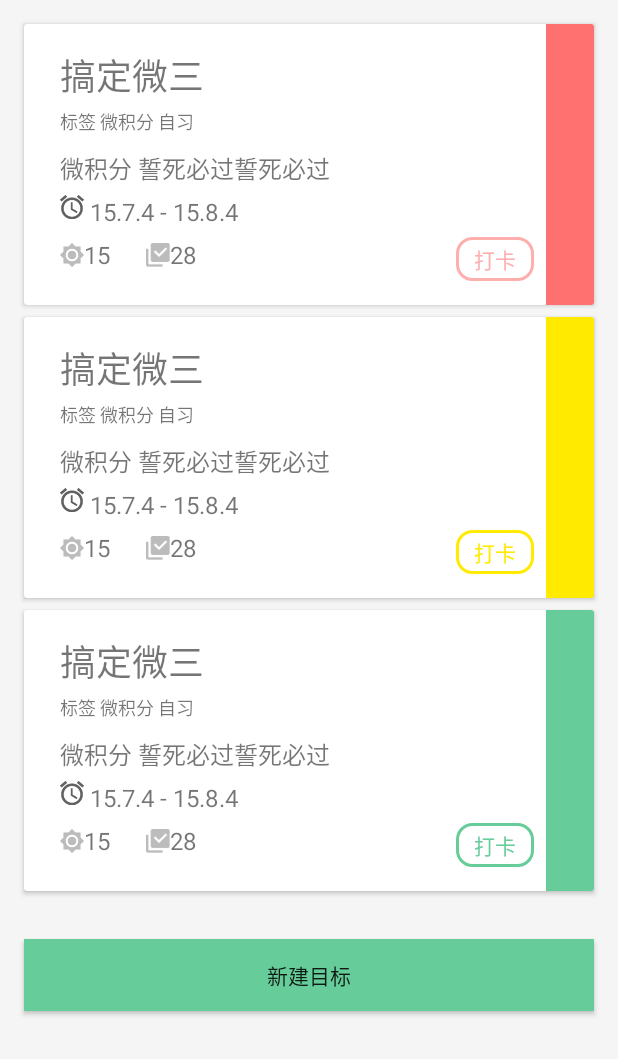
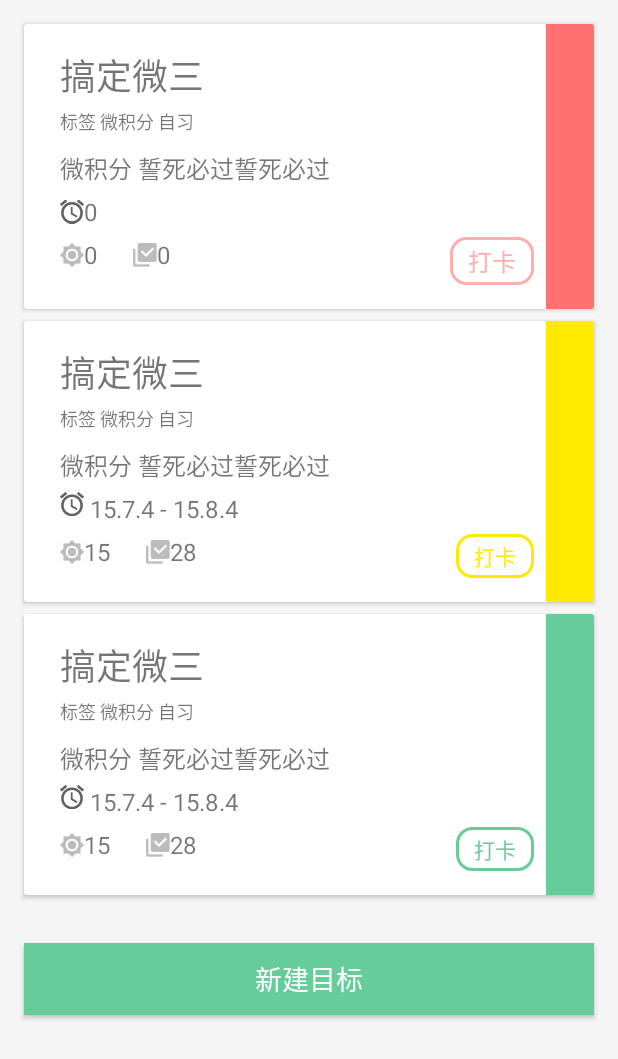
Before and after one commit to he7850/elinc_app, an Android app: the fragment CardFragment shown on its own in the app's theme, on a phone screen of 412 x 824 dp. Shown: the top 1059 px of the screen. Run offline under Robolectric (Android 15) with nearby library versions, the phone set to English and light mode, and no system bars; our stand-ins replace CircleImageView; libraries missing offline, so code that uses them is left out: com.baidu.mapapi; 1 statement that could not run was skipped.

Commit message:
card加入date判断

```diff
--- a/app/src/main/res/layout/fragment_card.xml
+++ b/app/src/main/res/layout/fragment_card.xml
@@ -12,6 +12,7 @@
         android:layout_height="match_parent">
 
         <LinearLayout
+            android:background="#F5F5F5"
             android:elevation="0dp"
             android:layout_marginTop="8dp"
             android:orientation="vertical"
@@ -27,7 +28,6 @@
                 android:layout_width="match_parent"
                 android:layout_height="wrap_content">
                 <LinearLayout
-                    android:baselineAligned="false"
                     android:layout_width="match_parent"
                     android:layout_height="wrap_content">
 
@@ -62,17 +62,20 @@
                             android:layout_width="wrap_content"
                             android:layout_height="wrap_content" />
                         <LinearLayout
+                            android:layout_marginBottom="6dp"
+                            android:orientation="horizontal"
                             android:layout_width="wrap_content"
                             android:layout_height="wrap_content">
                             <ImageView
+                                android:gravity="center_vertical"
                                 android:src="@drawable/elinc_clock"
                                 android:layout_width="16dp"
-                                android:layout_height="16dp" />
+                                android:layout_height="match_parent" />
                             <TextView
+                                android:gravity="center_vertical"
                                 android:id="@+id/date1"
                                 android:textSize="16sp"
-                                android:text=" 15.7.4 - 15.8.4"
-                                android:layout_marginBottom="6dp"
+                                android:text="0"
                                 android:layout_width="wrap_content"
                                 android:layout_height="wrap_content" />
                         </LinearLayout>
@@ -86,29 +89,34 @@
                                 android:layout_width="wrap_content"
                                 android:layout_height="24dp">
                                 <ImageView
+                                    android:gravity="center_vertical"
                                     android:src="@drawable/elinc_sun"
                                     android:layout_width="16dp"
                                     android:layout_height="16dp" />
                                 <TextView
+                                    android:gravity="center_vertical"
                                     android:id="@+id/fight_num1"
                                     android:textSize="16sp"
-                                    android:text="15"
+                                    android:text="0"
                                     android:layout_width="wrap_content"
                                     android:layout_height="wrap_content" />
                                 <ImageView
+                                    android:gravity="center_vertical"
                                     android:layout_marginLeft="24dp"
                                     android:src="@drawable/elinc_comment"
                                     android:layout_width="16dp"
                                     android:layout_height="16dp" />
                                 <TextView
+                                    android:gravity="center_vertical"
                                     android:id="@+id/comment_num1"
                                     android:textSize="16sp"
-                                    android:text="28"
+                                    android:text="0"
                                     android:layout_width="wrap_content"
                                     android:layout_height="wrap_content" />
                             </LinearLayout>
                             <TextView
                                 android:id="@+id/btn_card1"
+                                android:textSize="16sp"
                                 android:background="@drawable/card1_stroke"
                                 android:paddingTop="4dp"
                                 android:paddingBottom="4dp"
@@ -178,6 +186,7 @@
                             android:layout_width="wrap_content"
                             android:layout_height="wrap_content" />
                         <LinearLayout
+                            android:orientation="horizontal"
                             android:layout_width="wrap_content"
                             android:layout_height="wrap_content">
                             <ImageView
@@ -294,6 +303,7 @@
                             android:layout_width="wrap_content"
                             android:layout_height="wrap_content" />
                         <LinearLayout
+                            android:orientation="horizontal"
                             android:layout_width="wrap_content"
                             android:layout_height="wrap_content">
                             <ImageView
@@ -366,6 +376,8 @@
             </android.support.v7.widget.CardView>
 
             <Button
+                android:textSize="18sp"
+                android:textColor="#ffffff"
                 android:id="@+id/btn_new_goal"
                 android:background="#66CC99"
                 android:layout_marginLeft="16dp"
--- a/app/src/main/res/layout/item_chat_received_image.xml
+++ b/app/src/main/res/layout/item_chat_received_image.xml
@@ -21,6 +21,7 @@
             android:id="@+id/iv_avatar"
             android:layout_width="@dimen/base_scrollview_top_height"
             android:layout_height="@dimen/base_scrollview_top_height"
+            android:layout_marginTop="35dp"
             android:layout_alignParentLeft="true"
             android:layout_alignParentTop="true"
             android:contentDescription="@string/add_avator"
@@ -41,7 +42,7 @@
             android:layout_toRightOf="@id/iv_avatar"
             android:adjustViewBounds="true"
             android:contentDescription="@string/add_avator"
-            android:background="@drawable/chat_left_qp"
+            android:background="@drawable/elinc_char_left"
             android:scaleType="fitXY" />
 
         <ProgressBar
```
Also changed, not shown: app/src/main/java/com/bmob/im/demo/ui/fragment/CardFragment.java (+72 -5 lines), app/src/main/res/drawable-xhdpi/chat_right_qp.9.png, app/src/main/res/drawable-xhdpi/elinc_chat_left_qp.9.png (added).
